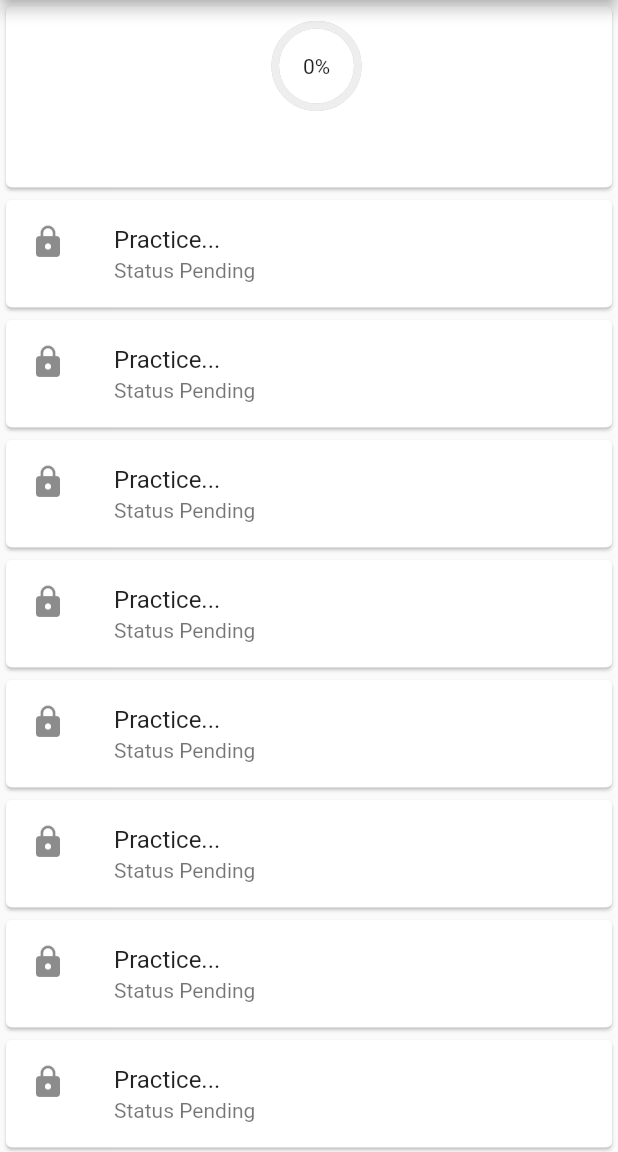
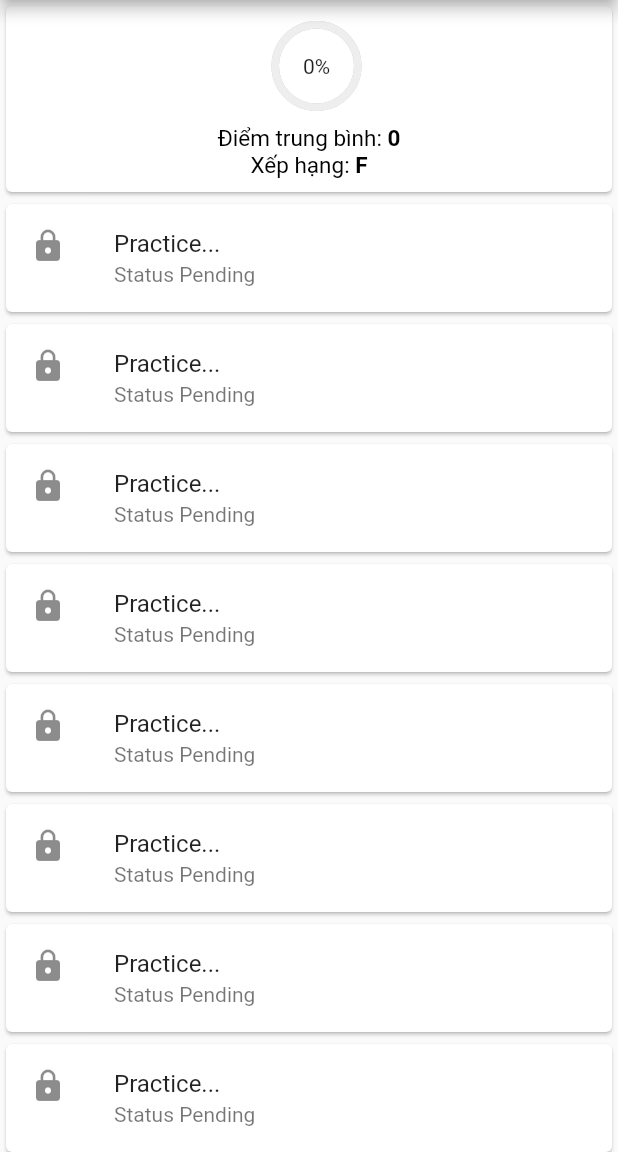
Before and after one commit to NoiVu/practise_english_app, a Flutter app: the GrammarChecklist screen opened directly, on a phone screen of 412 x 824 dp, the part 84-1236 px from its top. Run offline on Flutter 3.47's test engine with Material 2 defaults, Android fonts, the phone set to English and light mode, and no system bars; drawn by our look-alikes of percent_indicator; our stand-ins replace font_awesome_flutter; missing offline and left inert: flutter_share_me; project files that could hold a hidden picture were left out.

Commit message:
update IU grammar checklist

```diff
--- a/lib/components/grammar_checklist.dart
+++ b/lib/components/grammar_checklist.dart
@@ -26,41 +26,43 @@ class GrammarChecklist extends StatelessWidget {
                       progressColor: Colors.grey.shade200,
                     ),
                   ),
-                  Padding(
-                    padding: const EdgeInsets.only(top: 5,bottom: 5),
-                    child: RichText(
+
+                  Container(
+                    padding: EdgeInsets.symmetric(vertical: 9.0),
+                    child: Column(
+                      children: [
+                        RichText(
                           text: TextSpan(
-                        //   style: DefaultTextStyle.of(context).style,
+
                             children: <TextSpan>[
                               TextSpan(
                                   text: 'Điểm trung bình: ',
-                              style: TextStyle(fontSize: 15)),
+                                  style: TextStyle(fontSize: 15,color: Colors.black)),
                               TextSpan(
                                 text: '0',
                                 style: TextStyle(
-                                fontSize: 15, fontWeight: FontWeight.bold),
+                                    fontSize: 15, fontWeight: FontWeight.bold,color: Colors.black),
                               ),
                             ],
                           ),
                         ),
-                  ),
-                  Padding(
-                    padding: const EdgeInsets.only(bottom: 5),
-                    child: RichText(
+                        RichText(
                           text: TextSpan(
                             children: <TextSpan>[
                               TextSpan(
                                   text: 'Xếp hạng: ',
-                              style: TextStyle(fontSize: 15)),
+                                  style: TextStyle(fontSize: 15,color: Colors.black)),
                               TextSpan(
                                 text: 'F',
                                 style: TextStyle(
-                                fontSize: 15, fontWeight: FontWeight.bold),
+                                    fontSize: 15, fontWeight: FontWeight.bold,color: Colors.black),
                               ),
                             ],
                           ),
                         ),
+                      ],
                     ),
+                  )
                 ],
               ),
             ),
```
Also changed, not shown: pubspec.yaml (+7 -7 lines), pubspec.lock, 1 other file. Lines whose indentation alone changed are shown as unchanged.
